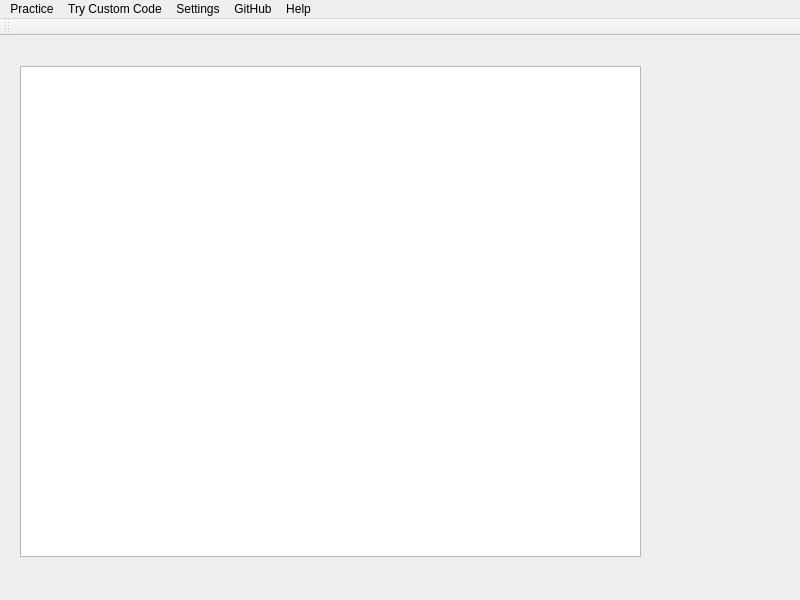
First picture: the form in mainwindow.ui, repository wbmsoft/BulletCoder, before the edit.
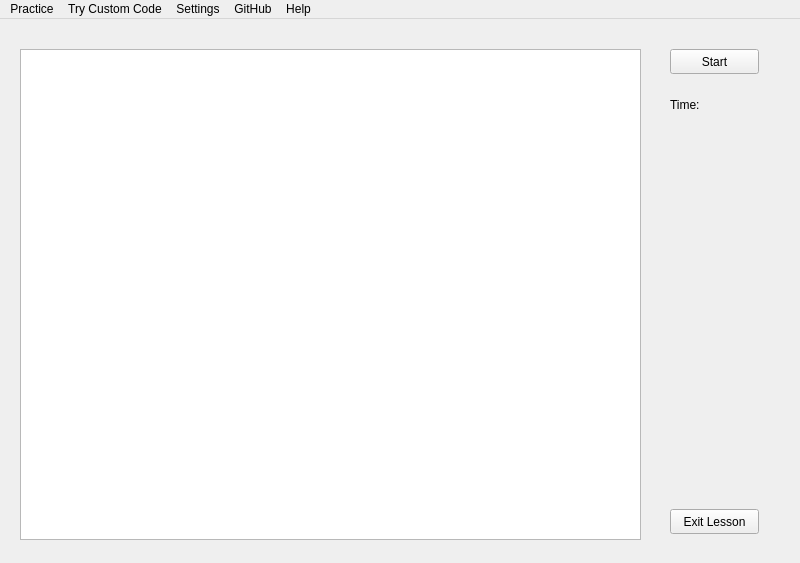
Second picture: the form after the edit.

The edit to the form file:
```diff
--- a/mainwindow.ui
+++ b/mainwindow.ui
@@ -7,7 +7,7 @@
     <x>0</x>
     <y>0</y>
     <width>800</width>
-    <height>600</height>
+    <height>563</height>
    </rect>
   </property>
   <property name="windowTitle">
@@ -50,6 +50,45 @@
      </rect>
     </property>
    </widget>
+   <widget class="QPushButton" name="bStartLesson">
+    <property name="geometry">
+     <rect>
+      <x>670</x>
+      <y>30</y>
+      <width>89</width>
+      <height>25</height>
+     </rect>
+    </property>
+    <property name="text">
+     <string>Start</string>
+    </property>
+   </widget>
+   <widget class="QPushButton" name="bExitLesson">
+    <property name="geometry">
+     <rect>
+      <x>670</x>
+      <y>490</y>
+      <width>89</width>
+      <height>25</height>
+     </rect>
+    </property>
+    <property name="text">
+     <string>Exit Lesson</string>
+    </property>
+   </widget>
+   <widget class="QLabel" name="labelCountTime">
+    <property name="geometry">
+     <rect>
+      <x>670</x>
+      <y>70</y>
+      <width>91</width>
+      <height>31</height>
+     </rect>
+    </property>
+    <property name="text">
+     <string>Time:</string>
+    </property>
+   </widget>
   </widget>
   <widget class="QMenuBar" name="menubar">
    <property name="geometry">
@@ -91,17 +130,6 @@
    <addaction name="menuGitHub"/>
    <addaction name="menuHelp"/>
   </widget>
-  <widget class="QToolBar" name="toolBar">
-   <property name="windowTitle">
-    <string>toolBar</string>
-   </property>
-   <attribute name="toolBarArea">
-    <enum>TopToolBarArea</enum>
-   </attribute>
-   <attribute name="toolBarBreak">
-    <bool>false</bool>
-   </attribute>
-  </widget>
  </widget>
  <resources/>
  <connections/>
```
